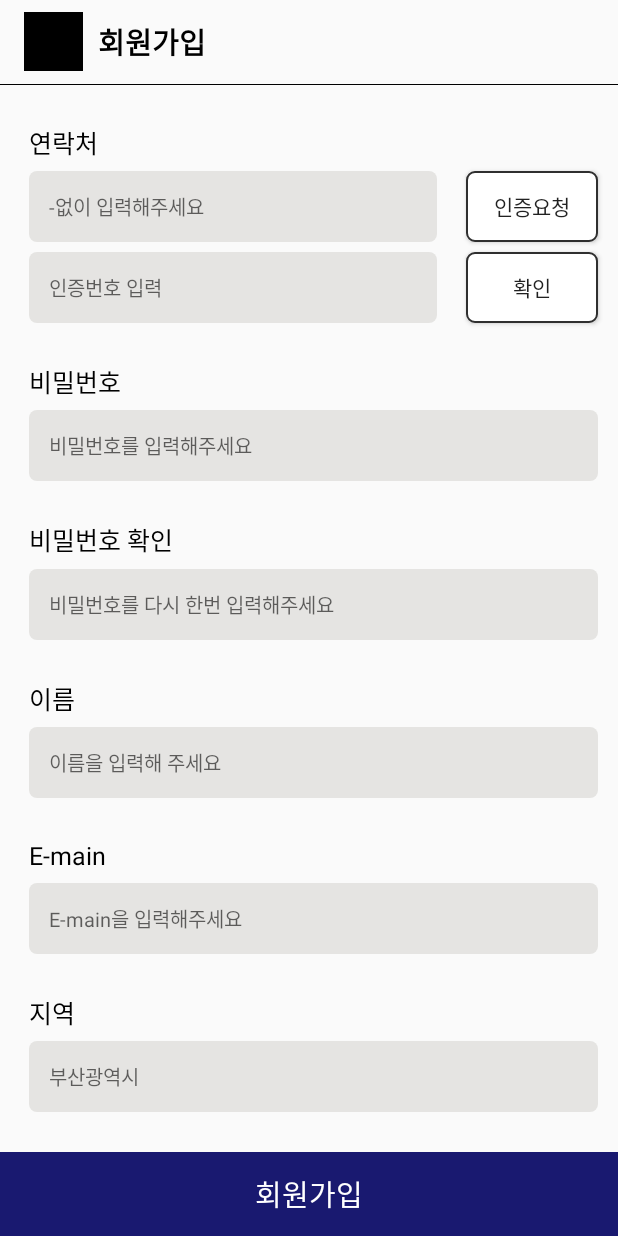
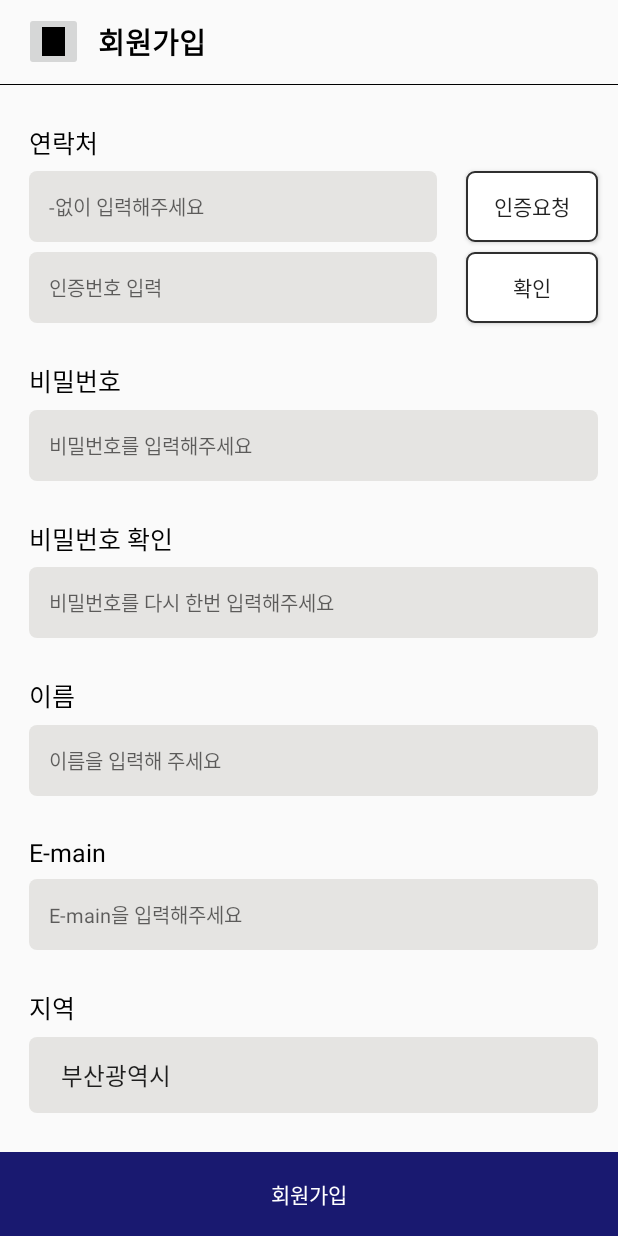
Before and after one commit to beewoo01/TourStampRally, an Android app: the SignUpActivity screen opened directly, with no data from a screen before it, on a phone screen of 412 x 824 dp. Run offline under Robolectric (Android 15) with nearby library versions, the phone set to English and light mode, and no system bars; our stand-ins replace data binding, sdp/ssp sizes.

Commit message:
21/06/10 로그인, 이용약관, 회원가입 xml 완료

```diff
--- a/app/src/main/AndroidManifest.xml
+++ b/app/src/main/AndroidManifest.xml
@@ -13,7 +13,9 @@
         android:supportsRtl="true"
         android:theme="@style/AppTheme"
         android:usesCleartextTraffic="true">
-        <activity android:name=".ui.activity.TermsOfConditionsActivit"></activity>
+        <activity android:name=".FindPasswordActivity"></activity>
+        <activity android:name=".SplashActivity" />
+        <activity android:name=".ui.activity.TermsOfConditionsActivity" />
         <activity android:name=".ui.activity.SignUpActivity" />
         <activity android:name=".ui.activity.LoginActivity" />
         <activity android:name=".ui.activity.MainActivity">
--- a/app/src/main/java/com/sdin/tourstamprally/ui/activity/SignUpActivity.java
+++ b/app/src/main/java/com/sdin/tourstamprally/ui/activity/SignUpActivity.java
@@ -1,16 +1,74 @@
 package com.sdin.tourstamprally.ui.activity;
 
 import androidx.appcompat.app.AppCompatActivity;
+import androidx.databinding.DataBindingUtil;
 
 import android.os.Bundle;
+import android.text.TextUtils;
+import android.widget.ArrayAdapter;
 
 import com.sdin.tourstamprally.R;
+import com.sdin.tourstamprally.databinding.ActivitySignUpBinding;
+import com.sdin.tourstamprally.databinding.ActivityTermsOfConditionsBinding;
 
 public class SignUpActivity extends AppCompatActivity {
+
+    private ActivitySignUpBinding binding;
 
     @Override
     protected void onCreate(Bundle savedInstanceState) {
         super.onCreate(savedInstanceState);
-        setContentView(R.layout.activity_sign_up);
+        binding = DataBindingUtil.setContentView(this, R.layout.activity_sign_up);
+        initView();
+
+    }
+
+    private void initView(){
+        ArrayAdapter adapter = ArrayAdapter.createFromResource(this, R.array.location, android.R.layout.simple_spinner_item);
+        adapter.setDropDownViewResource(android.R.layout.simple_spinner_item);
+        binding.spinnerLocation.setAdapter(adapter);
+    }
+
+    public void authResponse(){
+        // TODO: 6/10/21 전화번호 인증
+    }
+
+    public void authCheck(){
+        // TODO: 6/10/21 인증확인
+    }
+
+    public void moveBack(){
+        finish();
+    }
+
+
+    public void signUp(){
+
+        // TODO: 6/10/21 전화번호 인증ㄱㄱ
+
+        if (!TextUtils.isEmpty(binding.editPassword.getText())){
+
+            // TODO: 6/10/21 패스워드 체크
+
+        }else if (!TextUtils.isEmpty(binding.editPasswordConfirm.getText())){
+
+            // TODO: 6/10/21 패스워드 확인 체크
+
+        }else if (!TextUtils.isEmpty(binding.editName.getText())){
+
+            // TODO: 6/10/21 이름 체크
+
+        }else if (!TextUtils.isEmpty(binding.editEmail.getText())){
+
+            // TODO: 6/10/21 이메일 체크
+
+        }else {
+            join();
+        }
+    }
+
+    private void join(){
+
+        // TODO: 6/10/21 회원가입ㄱㄱ
     }
 }
--- /dev/null
+++ b/app/src/main/res/drawable/bs_rounded_04.xml
@@ -0,0 +1,6 @@
+<?xml version="1.0" encoding="UTF-8"?>
+<shape xmlns:android="http://schemas.android.com/apk/res/android">
+    <solid android:color="@color/midnight_blue"/>
+
+    <corners android:radius="5dp"/>
+</shape>
--- a/app/src/main/res/layout/activity_sign_up.xml
+++ b/app/src/main/res/layout/activity_sign_up.xml
@@ -1,8 +1,15 @@
 <?xml version="1.0" encoding="utf-8"?>
 
-<layout>
+<layout xmlns:android="http://schemas.android.com/apk/res/android">
 
-    <androidx.constraintlayout.widget.ConstraintLayout xmlns:android="http://schemas.android.com/apk/res/android"
+    <data>
+
+        <variable
+            name="activity"
+            type="com.sdin.tourstamprally.ui.activity.SignUpActivity" />
+    </data>
+
+    <androidx.constraintlayout.widget.ConstraintLayout
         xmlns:app="http://schemas.android.com/apk/res-auto"
         xmlns:tools="http://schemas.android.com/tools"
         android:layout_width="match_parent"
@@ -16,9 +23,11 @@
             app:layout_constraintStart_toStartOf="parent"
             app:layout_constraintTop_toTopOf="parent">
 
-            <ImageView
+            <ImageButton
                 android:layout_width="@dimen/_30sdp"
                 android:layout_height="@dimen/_30sdp"
+                android:contentDescription="@string/back"
+                android:onClick="@{ () -> activity.moveBack()}"
                 android:src="@color/black" />
 
             <TextView
@@ -59,27 +68,28 @@
             android:id="@+id/edit_phone"
             android:layout_width="0dp"
             android:layout_height="wrap_content"
+            android:layout_marginTop="@dimen/_5sdp"
             android:layout_marginEnd="@dimen/_15sdp"
+            android:background="@drawable/bg_rounded_01"
             android:hint="@string/inputphone"
-                android:inputType="number"
+            android:inputType="phone"
+            android:maxLength="11"
+            android:padding="@dimen/_10sdp"
             android:textSize="@dimen/_10sdp"
             app:layout_constraintBottom_toTopOf="@+id/edit_auth"
             app:layout_constraintEnd_toStartOf="@+id/btn_request_auth"
             app:layout_constraintStart_toStartOf="@+id/phone_txv"
             app:layout_constraintTop_toBottomOf="@+id/phone_txv"
-                android:background="@drawable/bg_rounded_01"
-                android:padding="@dimen/_10sdp"
-                android:layout_marginTop="@dimen/_5sdp"
-                android:maxLength="11"
-                />
+            android:importantForAutofill="no" />
 
         <Button
             android:id="@+id/btn_request_auth"
             android:layout_width="wrap_content"
             android:layout_height="0dp"
             android:layout_marginEnd="@dimen/_10sdp"
+            android:background="@drawable/bg_rounded_02"
+            android:onClick="@{ () -> activity.authResponse() }"
             android:text="@string/AuthenticationRequest"
-            android:background="@drawable/bg_rounded_02"
             app:layout_constraintBottom_toBottomOf="@id/edit_phone"
             app:layout_constraintEnd_toEndOf="parent"
             app:layout_constraintStart_toEndOf="@+id/edit_phone"
@@ -91,9 +101,10 @@
             android:layout_height="wrap_content"
             android:layout_marginTop="@dimen/_5sdp"
             android:layout_marginEnd="@dimen/_15sdp"
+            android:background="@drawable/bg_rounded_01"
             android:hint="@string/inputAuth"
-            android:inputType="number"
-            android:background="@drawable/bg_rounded_01"
+            android:inputType="text"
+            android:autofillHints=""
             android:padding="@dimen/_10sdp"
             android:textSize="@dimen/_10sdp"
             app:layout_constraintEnd_toStartOf="@+id/btn_request_auth"
@@ -105,8 +116,9 @@
             android:layout_width="wrap_content"
             android:layout_height="0dp"
             android:layout_marginEnd="@dimen/_10sdp"
+            android:background="@drawable/bg_rounded_02"
+            android:onClick="@{ () -> activity.authCheck() }"
             android:text="@string/check"
-            android:background="@drawable/bg_rounded_02"
             app:layout_constraintBottom_toBottomOf="@id/edit_auth"
             app:layout_constraintEnd_toEndOf="parent"
             app:layout_constraintStart_toStartOf="@+id/btn_request_auth"
@@ -128,14 +140,16 @@
             android:id="@+id/edit_password"
             android:layout_width="0dp"
             android:layout_height="wrap_content"
+            android:background="@drawable/bg_rounded_01"
             android:hint="@string/input_password"
-            android:background="@drawable/bg_rounded_01"
             android:padding="@dimen/_10sdp"
             android:textSize="@dimen/_10sdp"
+            android:inputType="textPassword"
             app:layout_constraintBottom_toTopOf="@+id/txv_password_confirm"
             app:layout_constraintEnd_toEndOf="@id/btn_request_auth"
             app:layout_constraintStart_toStartOf="@id/edit_phone"
-            app:layout_constraintTop_toBottomOf="@+id/txv_password" />
+            app:layout_constraintTop_toBottomOf="@+id/txv_password"
+            android:importantForAutofill="no" />
 
         <TextView
             android:id="@+id/txv_password_confirm"
@@ -152,14 +166,16 @@
             android:id="@+id/edit_password_confirm"
             android:layout_width="0dp"
             android:layout_height="wrap_content"
+            android:background="@drawable/bg_rounded_01"
             android:hint="@string/input_password_confirm"
-            android:background="@drawable/bg_rounded_01"
             android:padding="@dimen/_10sdp"
             android:textSize="@dimen/_10sdp"
+            android:inputType="textPassword"
             app:layout_constraintBottom_toTopOf="@+id/txv_name"
             app:layout_constraintEnd_toEndOf="@id/btn_request_auth"
             app:layout_constraintStart_toStartOf="@id/edit_phone"
-            app:layout_constraintTop_toBottomOf="@+id/txv_password_confirm" />
+            app:layout_constraintTop_toBottomOf="@+id/txv_password_confirm"
+            android:importantForAutofill="no" />
 
         <TextView
             android:id="@+id/txv_name"
@@ -176,16 +192,17 @@
             android:id="@+id/edit_name"
             android:layout_width="0dp"
             android:layout_height="wrap_content"
+            android:background="@drawable/bg_rounded_01"
             android:hint="@string/input_name"
-            android:background="@drawable/bg_rounded_01"
             android:padding="@dimen/_10sdp"
             android:textSize="@dimen/_10sdp"
+            android:inputType="textPersonName"
             app:layout_constraintBottom_toTopOf="@+id/txv_email"
             app:layout_constraintEnd_toEndOf="@id/btn_request_auth"
             app:layout_constraintStart_toStartOf="@id/edit_phone"
             app:layout_constraintTop_toBottomOf="@+id/txv_name"
 
-            />
+            android:importantForAutofill="no" />
 
 
         <TextView
@@ -203,14 +220,16 @@
             android:id="@+id/edit_email"
             android:layout_width="0dp"
             android:layout_height="wrap_content"
+            android:background="@drawable/bg_rounded_01"
             android:hint="@string/input_email"
-            android:background="@drawable/bg_rounded_01"
             android:padding="@dimen/_10sdp"
             android:textSize="@dimen/_10sdp"
+            android:inputType="textWebEmailAddress"
             app:layout_constraintBottom_toTopOf="@+id/txv_location"
             app:layout_constraintEnd_toEndOf="@id/btn_request_auth"
             app:layout_constraintStart_toStartOf="@id/edit_phone"
-            app:layout_constraintTop_toBottomOf="@+id/txv_email" />
+            app:layout_constraintTop_toBottomOf="@+id/txv_email"
+            android:importantForAutofill="no" />
 
         <TextView
             android:id="@+id/txv_location"
@@ -219,19 +238,19 @@
             android:layout_height="wrap_content"
             android:layout_marginTop="@dimen/_15sdp"
             android:text="@string/location"
-            app:layout_constraintBottom_toTopOf="@+id/edit_location"
+            app:layout_constraintBottom_toTopOf="@+id/spinner_location"
             app:layout_constraintStart_toStartOf="@+id/phone_txv"
             app:layout_constraintTop_toBottomOf="@+id/edit_email" />
 
-        <EditText
-            android:id="@+id/edit_location"
+        <androidx.appcompat.widget.AppCompatSpinner
+            android:id="@+id/spinner_location"
             android:layout_width="0dp"
             android:layout_height="wrap_content"
-            android:hint="@string/busan"
+            android:layout_marginBottom="@dimen/_15sdp"
             android:background="@drawable/bg_rounded_01"
+            android:spinnerMode="dialog"
             android:padding="@dimen/_10sdp"
             android:textSize="@dimen/_10sdp"
-            android:layout_marginBottom="@dimen/_15sdp"
             app:layout_constraintBottom_toTopOf="@+id/btn_signUp"
             app:layout_constraintEnd_toEndOf="@id/btn_request_auth"
             app:layout_constraintStart_toStartOf="@id/edit_phone"
@@ -243,15 +262,14 @@
             android:id="@+id/btn_signUp"
             android:layout_width="0dp"
             android:layout_height="?attr/actionBarSize"
+            android:background="@color/midnight_blue"
+            android:gravity="center"
+            android:onClick="@{ () -> activity.signUp() }"
             android:text="@string/signUp"
             android:textColor="@color/white"
             app:layout_constraintBottom_toBottomOf="parent"
             app:layout_constraintEnd_toEndOf="parent"
-            app:layout_constraintStart_toStartOf="parent"
-            android:background="@color/midnight_blue"
-            android:gravity="center"
-            android:textSize="@dimen/_15sdp"
-            />
+            app:layout_constraintStart_toStartOf="parent" />
 
 
     </androidx.constraintlayout.widget.ConstraintLayout>
--- /dev/null
+++ b/app/src/main/res/values/arrays.xml
@@ -0,0 +1,12 @@
+<?xml version="1.0" encoding="utf-8"?>
+<resources>
+    <string-array name="location">
+
+        <item>부산광역시</item>
+        <item>서울특별시</item>
+        <item>대구광역시</item>
+        <item>대전광역시</item>
+        <item>김해시</item>
+        <item>양산시</item>
+    </string-array>
+</resources>
--- a/app/src/main/res/values/strings.xml
+++ b/app/src/main/res/values/strings.xml
@@ -23,11 +23,16 @@
     <string name="inputphone">-없이 입력해주세요</string>
     <string name="inputAuth">인증번호 입력</string>
 
+    <string name="inputphoneNumbar">핸드폰번호를 입력해 주세요.</string>
+
 
     <string name="password">비밀번호</string>
     <string name="input_password">비밀번호를 입력해주세요</string>
     <string name="password_confirm">비밀번호 확인</string>
     <string name="input_password_confirm">비밀번호를 다시 한번 입력해주세요</string>
+
+    <string name="input_find_password">비밀번호 찾기</string>
+    <string name="explan_find_password">비밀번호를 찾기 위해 필요한 정보를 정확하게 입력해주세요.</string>
 
     <string name="name">이름</string>
     <string name="input_name">이름을 입력해 주세요</string>
@@ -41,4 +46,5 @@
 
 
     <string name="check">확인</string>
+    <string name="back">back</string>
 </resources>
```
Also changed, not shown: app/src/main/java/com/sdin/tourstamprally/FindPasswordActivity.java (added, +37 -0 lines), app/src/main/java/com/sdin/tourstamprally/SplashActivity.java (added, +14 -0 lines), app/src/main/java/com/sdin/tourstamprally/ui/activity/LoginActivity.java (+37 -3 lines), app/src/main/java/com/sdin/tourstamprally/ui/activity/TermsOfConditionsActivit.java (deleted, +0 -16 lines), app/src/main/java/com/sdin/tourstamprally/ui/activity/TermsOfConditionsActivity.java (added, +39 -0 lines), app/src/main/res/layout/activity_find_password.xml (added, +121 -0 lines), app/src/main/res/layout/activity_login.xml (+11 -1 lines), app/src/main/res/layout/activity_splash.xml (added, +9 -0 lines), app/src/main/res/layout/activity_terms_of_conditions.xml (+51 -46 lines). Lines whose indentation alone changed are shown as unchanged.
